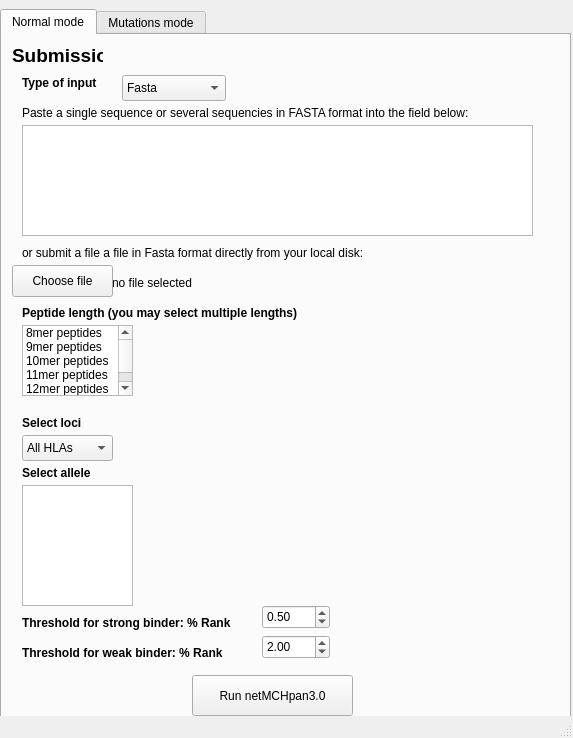
thmourikis/pyBind, file mainwindow.ui: the form before one commit.
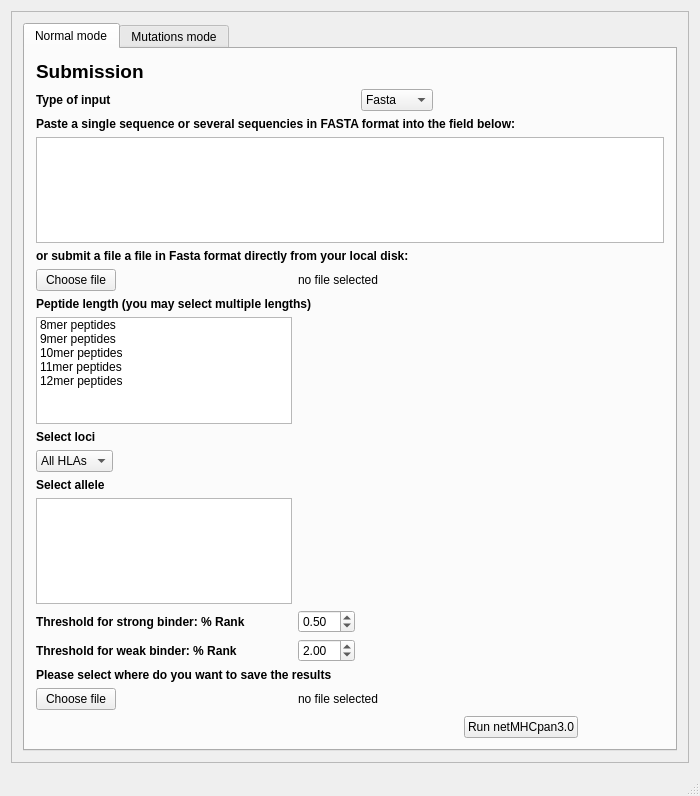
The form after the commit.

Commit message: Pseudo-parallel running and new ui

Patch:
```diff
--- a/mainwindow.ui
+++ b/mainwindow.ui
@@ -6,10 +6,16 @@
    <rect>
     <x>0</x>
     <y>0</y>
-    <width>573</width>
-    <height>738</height>
+    <width>700</width>
+    <height>796</height>
    </rect>
   </property>
+  <property name="sizePolicy">
+   <sizepolicy hsizetype="Fixed" vsizetype="Preferred">
+    <horstretch>0</horstretch>
+    <verstretch>0</verstretch>
+   </sizepolicy>
+  </property>
   <property name="acceptDrops">
    <bool>false</bool>
   </property>
@@ -17,53 +23,264 @@
    <string>pyBind</string>
   </property>
   <widget class="QWidget" name="centralWidget">
-   <widget class="QTabWidget" name="tabWidget">
+   <layout class="QGridLayout" name="gridLayout">
+    <item row="0" column="0">
+     <widget class="QScrollArea" name="scrollArea">
+      <property name="widgetResizable">
+       <bool>true</bool>
+      </property>
+      <widget class="QWidget" name="scrollAreaWidgetContents">
     <property name="geometry">
      <rect>
       <x>0</x>
-      <y>9</y>
-      <width>571</width>
-      <height>711</height>
-     </rect>
+         <y>0</y>
+         <width>674</width>
+         <height>749</height>
+        </rect>
+       </property>
+       <layout class="QVBoxLayout" name="verticalLayout">
+        <item>
+         <widget class="QTabWidget" name="tabWidget">
+          <property name="focusPolicy">
+           <enum>Qt::NoFocus</enum>
     </property>
     <property name="currentIndex">
      <number>0</number>
     </property>
-    <widget class="QWidget" name="tab_1">
+          <property name="usesScrollButtons">
+           <bool>false</bool>
+          </property>
+          <widget class="QWidget" name="tab1">
      <attribute name="title">
       <string>Normal mode</string>
      </attribute>
-     <widget class="QPlainTextEdit" name="inputText">
-      <property name="geometry">
-       <rect>
-        <x>20</x>
-        <y>90</y>
-        <width>511</width>
-        <height>111</height>
-       </rect>
-      </property>
-     </widget>
+           <layout class="QGridLayout" name="gridLayout_2">
+            <item row="12" column="0">
+             <widget class="QLabel" name="label_12">
+              <property name="sizePolicy">
+               <sizepolicy hsizetype="Fixed" vsizetype="Preferred">
+                <horstretch>0</horstretch>
+                <verstretch>0</verstretch>
+               </sizepolicy>
+              </property>
+              <property name="font">
+               <font>
+                <family>Arial</family>
+                <weight>75</weight>
+                <bold>true</bold>
+               </font>
+              </property>
+              <property name="text">
+               <string>Threshold for strong binder: % Rank</string>
+              </property>
+             </widget>
+            </item>
+            <item row="6" column="0" colspan="5">
+             <widget class="QLabel" name="label_14">
+              <property name="font">
+               <font>
+                <family>Arial</family>
+                <weight>75</weight>
+                <bold>true</bold>
+               </font>
+              </property>
+              <property name="text">
+               <string>Peptide length (you may select multiple lengths)</string>
+              </property>
+             </widget>
+            </item>
+            <item row="2" column="0" colspan="5">
+             <widget class="QLabel" name="label_17">
+              <property name="font">
+               <font>
+                <family>Arial</family>
+                <weight>75</weight>
+                <bold>true</bold>
+               </font>
+              </property>
+              <property name="text">
+               <string>Paste a single sequence or several sequencies in FASTA format into the field below:</string>
+              </property>
+             </widget>
+            </item>
+            <item row="15" column="0" colspan="5">
+             <widget class="QLabel" name="label_20">
+              <property name="font">
+               <font>
+                <family>Arial</family>
+                <weight>75</weight>
+                <bold>true</bold>
+               </font>
+              </property>
+              <property name="text">
+               <string>Please select where do you want to save the results</string>
+              </property>
+             </widget>
+            </item>
+            <item row="1" column="0" colspan="2">
+             <widget class="QLabel" name="label_5">
+              <property name="sizePolicy">
+               <sizepolicy hsizetype="Fixed" vsizetype="Preferred">
+                <horstretch>0</horstretch>
+                <verstretch>0</verstretch>
+               </sizepolicy>
+              </property>
+              <property name="font">
+               <font>
+                <family>Arial</family>
+                <weight>75</weight>
+                <bold>true</bold>
+               </font>
+              </property>
+              <property name="text">
+               <string>Type of input</string>
+              </property>
+             </widget>
+            </item>
+            <item row="3" column="0" colspan="5">
+             <widget class="QPlainTextEdit" name="inputText"/>
+            </item>
+            <item row="13" column="0">
+             <widget class="QLabel" name="label_13">
+              <property name="sizePolicy">
+               <sizepolicy hsizetype="Fixed" vsizetype="Preferred">
+                <horstretch>0</horstretch>
+                <verstretch>0</verstretch>
+               </sizepolicy>
+              </property>
+              <property name="font">
+               <font>
+                <family>Arial</family>
+                <weight>75</weight>
+                <bold>true</bold>
+               </font>
+              </property>
+              <property name="text">
+               <string>Threshold for weak binder: % Rank</string>
+              </property>
+             </widget>
+            </item>
+            <item row="4" column="0" colspan="5">
+             <widget class="QLabel" name="label_19">
+              <property name="font">
+               <font>
+                <family>Arial</family>
+                <weight>75</weight>
+                <bold>true</bold>
+               </font>
+              </property>
+              <property name="text">
+               <string>or submit a file a file in Fasta format directly from your local disk:</string>
+              </property>
+             </widget>
+            </item>
+            <item row="5" column="0">
+             <widget class="QPushButton" name="inputFile">
+              <property name="sizePolicy">
+               <sizepolicy hsizetype="Fixed" vsizetype="Fixed">
+                <horstretch>0</horstretch>
+                <verstretch>0</verstretch>
+               </sizepolicy>
+              </property>
+              <property name="text">
+               <string>Choose file</string>
+              </property>
+              <property name="autoDefault">
+               <bool>true</bool>
+              </property>
+              <property name="default">
+               <bool>false</bool>
+              </property>
+             </widget>
+            </item>
+            <item row="0" column="0">
+             <widget class="QLabel" name="label_16">
+              <property name="font">
+               <font>
+                <family>Arial</family>
+                <pointsize>14</pointsize>
+                <weight>75</weight>
+                <bold>true</bold>
+               </font>
+              </property>
+              <property name="text">
+               <string>Submission</string>
+              </property>
+             </widget>
+            </item>
+            <item row="11" column="0" colspan="2">
      <widget class="QListWidget" name="inputHLAallele">
-      <property name="geometry">
-       <rect>
-        <x>20</x>
-        <y>450</y>
-        <width>111</width>
-        <height>121</height>
-       </rect>
+              <property name="sizePolicy">
+               <sizepolicy hsizetype="Fixed" vsizetype="Expanding">
+                <horstretch>0</horstretch>
+                <verstretch>0</verstretch>
+               </sizepolicy>
+              </property>
+              <property name="baseSize">
+               <size>
+                <width>200</width>
+                <height>0</height>
+               </size>
       </property>
       <property name="selectionMode">
        <enum>QAbstractItemView::ExtendedSelection</enum>
       </property>
      </widget>
+            </item>
+            <item row="17" column="3" colspan="2">
+             <widget class="QPushButton" name="runbtn">
+              <property name="enabled">
+               <bool>true</bool>
+              </property>
+              <property name="sizePolicy">
+               <sizepolicy hsizetype="Fixed" vsizetype="Fixed">
+                <horstretch>0</horstretch>
+                <verstretch>0</verstretch>
+               </sizepolicy>
+              </property>
+              <property name="baseSize">
+               <size>
+                <width>0</width>
+                <height>0</height>
+               </size>
+              </property>
+              <property name="font">
+               <font>
+                <family>Arial</family>
+               </font>
+              </property>
+              <property name="text">
+               <string>Run netMHCpan3.0</string>
+              </property>
+             </widget>
+            </item>
+            <item row="8" column="0">
+             <widget class="QLabel" name="label_15">
+              <property name="font">
+               <font>
+                <family>Arial</family>
+                <weight>75</weight>
+                <bold>true</bold>
+               </font>
+              </property>
+              <property name="text">
+               <string>Select loci</string>
+              </property>
+             </widget>
+            </item>
+            <item row="7" column="0">
      <widget class="QListWidget" name="inputMers">
-      <property name="geometry">
-       <rect>
-        <x>20</x>
-        <y>290</y>
-        <width>111</width>
-        <height>71</height>
-       </rect>
+              <property name="sizePolicy">
+               <sizepolicy hsizetype="Fixed" vsizetype="Expanding">
+                <horstretch>0</horstretch>
+                <verstretch>0</verstretch>
+               </sizepolicy>
+              </property>
+              <property name="baseSize">
+               <size>
+                <width>200</width>
+                <height>0</height>
+               </size>
       </property>
       <property name="selectionMode">
        <enum>QAbstractItemView::ExtendedSelection</enum>
@@ -94,197 +311,28 @@
        </property>
       </item>
      </widget>
-     <widget class="QLabel" name="label_9">
-      <property name="geometry">
-       <rect>
-        <x>20</x>
-        <y>580</y>
-        <width>231</width>
-        <height>16</height>
-       </rect>
-      </property>
-      <property name="font">
-       <font>
-        <family>Arial</family>
-        <weight>75</weight>
-        <bold>true</bold>
-       </font>
-      </property>
-      <property name="text">
-       <string>Threshold for strong binder: % Rank</string>
-      </property>
-     </widget>
-     <widget class="QDoubleSpinBox" name="thresholdWeak">
-      <property name="geometry">
-       <rect>
-        <x>260</x>
-        <y>600</y>
-        <width>68</width>
-        <height>24</height>
-       </rect>
-      </property>
-      <property name="singleStep">
-       <double>0.010000000000000</double>
-      </property>
-      <property name="value">
-       <double>2.000000000000000</double>
-      </property>
-     </widget>
-     <widget class="QLabel" name="label_5">
-      <property name="geometry">
-       <rect>
-        <x>110</x>
-        <y>240</y>
-        <width>93</width>
-        <height>16</height>
-       </rect>
-      </property>
-      <property name="text">
-       <string>no file selected</string>
-      </property>
-     </widget>
-     <widget class="QLabel" name="label_10">
-      <property name="geometry">
-       <rect>
-        <x>20</x>
-        <y>610</y>
-        <width>231</width>
-        <height>16</height>
-       </rect>
-      </property>
-      <property name="font">
-       <font>
-        <family>Arial</family>
-        <weight>75</weight>
-        <bold>true</bold>
-       </font>
-      </property>
-      <property name="text">
-       <string>Threshold for weak binder: % Rank</string>
-      </property>
-     </widget>
-     <widget class="QLabel" name="label_2">
-      <property name="geometry">
-       <rect>
-        <x>20</x>
-        <y>40</y>
-        <width>101</width>
-        <height>16</height>
-       </rect>
-      </property>
-      <property name="font">
-       <font>
-        <family>Arial</family>
-        <weight>75</weight>
-        <bold>true</bold>
-       </font>
-      </property>
-      <property name="text">
-       <string>Type of input</string>
-      </property>
-     </widget>
-     <widget class="QLabel" name="label_6">
-      <property name="geometry">
-       <rect>
-        <x>20</x>
-        <y>270</y>
-        <width>341</width>
-        <height>16</height>
-       </rect>
-      </property>
-      <property name="font">
-       <font>
-        <family>Arial</family>
-        <weight>75</weight>
-        <bold>true</bold>
-       </font>
-      </property>
-      <property name="text">
-       <string>Peptide length (you may select multiple lengths)</string>
-      </property>
-     </widget>
-     <widget class="QPushButton" name="runbtn">
-      <property name="geometry">
-       <rect>
-        <x>190</x>
-        <y>640</y>
-        <width>161</width>
-        <height>41</height>
-       </rect>
-      </property>
-      <property name="text">
-       <string>Run netMCHpan3.0</string>
-      </property>
-     </widget>
-     <widget class="QLabel" name="label_7">
-      <property name="geometry">
-       <rect>
-        <x>20</x>
-        <y>380</y>
-        <width>71</width>
-        <height>16</height>
-       </rect>
-      </property>
-      <property name="font">
-       <font>
-        <family>Arial</family>
-        <weight>75</weight>
-        <bold>true</bold>
-       </font>
-      </property>
-      <property name="text">
-       <string>Select loci</string>
-      </property>
-     </widget>
-     <widget class="QComboBox" name="inputType">
-      <property name="geometry">
-       <rect>
-        <x>120</x>
-        <y>40</y>
-        <width>104</width>
-        <height>26</height>
-       </rect>
-      </property>
-      <item>
-       <property name="text">
-        <string>Fasta</string>
-       </property>
-      </item>
-      <item>
-       <property name="text">
-        <string>Peptide</string>
-       </property>
-      </item>
-     </widget>
-     <widget class="QLabel" name="label">
-      <property name="geometry">
-       <rect>
-        <x>10</x>
-        <y>10</y>
-        <width>91</width>
-        <height>20</height>
-       </rect>
-      </property>
+            </item>
+            <item row="10" column="0">
+             <widget class="QLabel" name="label_18">
       <property name="font">
        <font>
         <family>Arial</family>
-        <pointsize>14</pointsize>
         <weight>75</weight>
         <bold>true</bold>
        </font>
       </property>
       <property name="text">
-       <string>Submission</string>
-      </property>
-     </widget>
-     <widget class="QPushButton" name="inputFile">
-      <property name="geometry">
-       <rect>
-        <x>10</x>
-        <y>230</y>
-        <width>101</width>
-        <height>32</height>
-       </rect>
+               <string>Select allele</string>
+              </property>
+             </widget>
+            </item>
+            <item row="16" column="0">
+             <widget class="QPushButton" name="outputFile">
+              <property name="sizePolicy">
+               <sizepolicy hsizetype="Fixed" vsizetype="Fixed">
+                <horstretch>0</horstretch>
+                <verstretch>0</verstretch>
+               </sizepolicy>
       </property>
       <property name="text">
        <string>Choose file</string>
@@ -296,33 +344,27 @@
        <bool>false</bool>
       </property>
      </widget>
-     <widget class="QDoubleSpinBox" name="thresholdStrong">
-      <property name="enabled">
-       <bool>true</bool>
-      </property>
-      <property name="geometry">
-       <rect>
-        <x>260</x>
-        <y>570</y>
-        <width>68</width>
-        <height>24</height>
-       </rect>
-      </property>
-      <property name="singleStep">
-       <double>0.010000000000000</double>
-      </property>
-      <property name="value">
-       <double>0.500000000000000</double>
-      </property>
-     </widget>
+            </item>
+            <item row="5" column="1" colspan="3">
+             <widget class="QLabel" name="inputFileTag">
+              <property name="sizePolicy">
+               <sizepolicy hsizetype="Fixed" vsizetype="Preferred">
+                <horstretch>0</horstretch>
+                <verstretch>0</verstretch>
+               </sizepolicy>
+              </property>
+              <property name="text">
+               <string>no file selected</string>
+              </property>
+             </widget>
+            </item>
+            <item row="9" column="0">
      <widget class="QComboBox" name="inputHLACategory">
-      <property name="geometry">
-       <rect>
-        <x>20</x>
-        <y>400</y>
-        <width>91</width>
-        <height>26</height>
-       </rect>
+              <property name="sizePolicy">
+               <sizepolicy hsizetype="Fixed" vsizetype="Fixed">
+                <horstretch>0</horstretch>
+                <verstretch>0</verstretch>
+               </sizepolicy>
       </property>
       <item>
        <property name="text">
@@ -350,59 +392,89 @@
        </property>
       </item>
      </widget>
-     <widget class="QLabel" name="label_3">
-      <property name="geometry">
-       <rect>
-        <x>20</x>
-        <y>70</y>
-        <width>541</width>
-        <height>16</height>
-       </rect>
+            </item>
+            <item row="16" column="1" colspan="2">
+             <widget class="QLabel" name="outputFileTag">
+              <property name="sizePolicy">
+               <sizepolicy hsizetype="Fixed" vsizetype="Preferred">
+                <horstretch>0</horstretch>
+                <verstretch>0</verstretch>
+               </sizepolicy>
       </property>
       <property name="text">
-       <string>Paste a single sequence or several sequencies in FASTA format into the field below:</string>
-      </property>
-     </widget>
-     <widget class="QLabel" name="label_8">
-      <property name="geometry">
-       <rect>
-        <x>20</x>
-        <y>430</y>
-        <width>81</width>
-        <height>16</height>
-       </rect>
-      </property>
-      <property name="font">
-       <font>
-        <family>Arial</family>
-        <weight>75</weight>
-        <bold>true</bold>
-       </font>
-      </property>
-      <property name="text">
-       <string>Select allele</string>
-      </property>
-     </widget>
-     <widget class="QLabel" name="label_4">
-      <property name="geometry">
-       <rect>
-        <x>20</x>
-        <y>210</y>
-        <width>401</width>
-        <height>16</height>
-       </rect>
-      </property>
+               <string>no file selected</string>
+              </property>
+             </widget>
+            </item>
+            <item row="12" column="1">
+             <widget class="QDoubleSpinBox" name="thresholdStrong">
+              <property name="enabled">
+               <bool>true</bool>
+              </property>
+              <property name="sizePolicy">
+               <sizepolicy hsizetype="Fixed" vsizetype="Fixed">
+                <horstretch>0</horstretch>
+                <verstretch>0</verstretch>
+               </sizepolicy>
+              </property>
+              <property name="singleStep">
+               <double>0.010000000000000</double>
+              </property>
+              <property name="value">
+               <double>0.500000000000000</double>
+              </property>
+             </widget>
+            </item>
+            <item row="13" column="1">
+             <widget class="QDoubleSpinBox" name="thresholdWeak">
+              <property name="sizePolicy">
+               <sizepolicy hsizetype="Fixed" vsizetype="Fixed">
+                <horstretch>0</horstretch>
+                <verstretch>0</verstretch>
+               </sizepolicy>
+              </property>
+              <property name="singleStep">
+               <double>0.010000000000000</double>
+              </property>
+              <property name="value">
+               <double>2.000000000000000</double>
+              </property>
+             </widget>
+            </item>
+            <item row="1" column="2" colspan="2">
+             <widget class="QComboBox" name="inputType">
+              <property name="sizePolicy">
+               <sizepolicy hsizetype="Fixed" vsizetype="Fixed">
+                <horstretch>0</horstretch>
+                <verstretch>0</verstretch>
+               </sizepolicy>
+              </property>
+              <item>
       <property name="text">
-       <string>or submit a file a file in Fasta format directly from your local disk:</string>
-      </property>
-     </widget>
-    </widget>
-    <widget class="QWidget" name="tab_2">
+                <string>Fasta</string>
+               </property>
+              </item>
+              <item>
+               <property name="text">
+                <string>Peptide</string>
+               </property>
+              </item>
+             </widget>
+            </item>
+           </layout>
+          </widget>
+          <widget class="QWidget" name="tab2">
      <attribute name="title">
       <string>Mutations mode</string>
      </attribute>
     </widget>
    </widget>
+        </item>
+       </layout>
+      </widget>
+     </widget>
+    </item>
+   </layout>
   </widget>
   <widget class="QStatusBar" name="statusBar"/>
  </widget>
```
Lines whose indentation alone changed are shown as unchanged. The commit also changes 6 other files.
